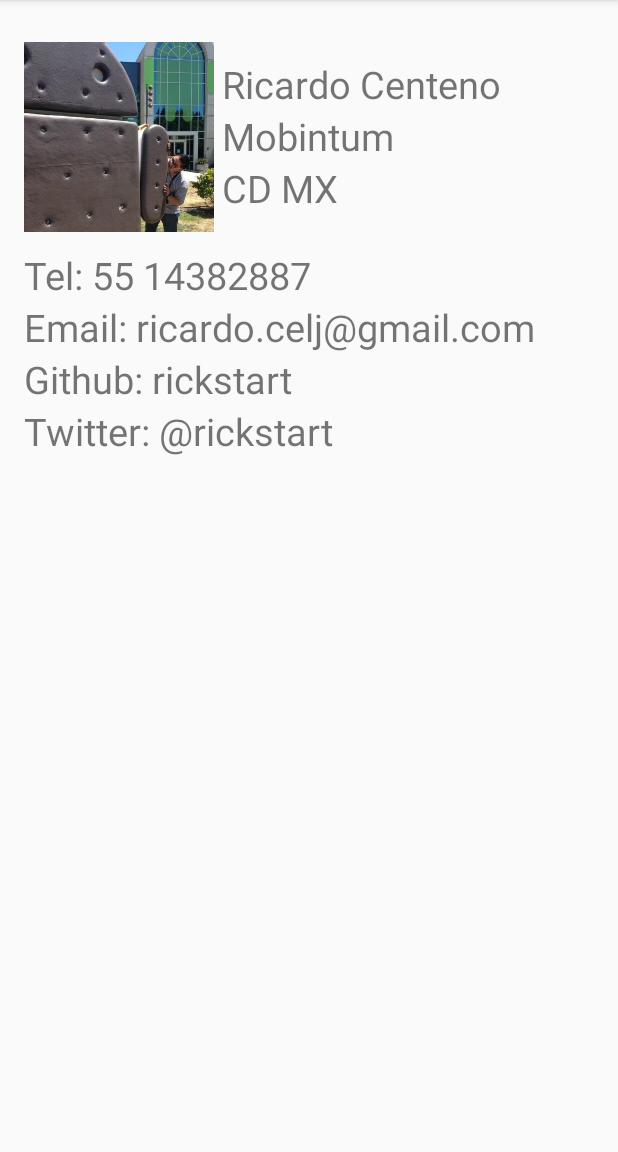
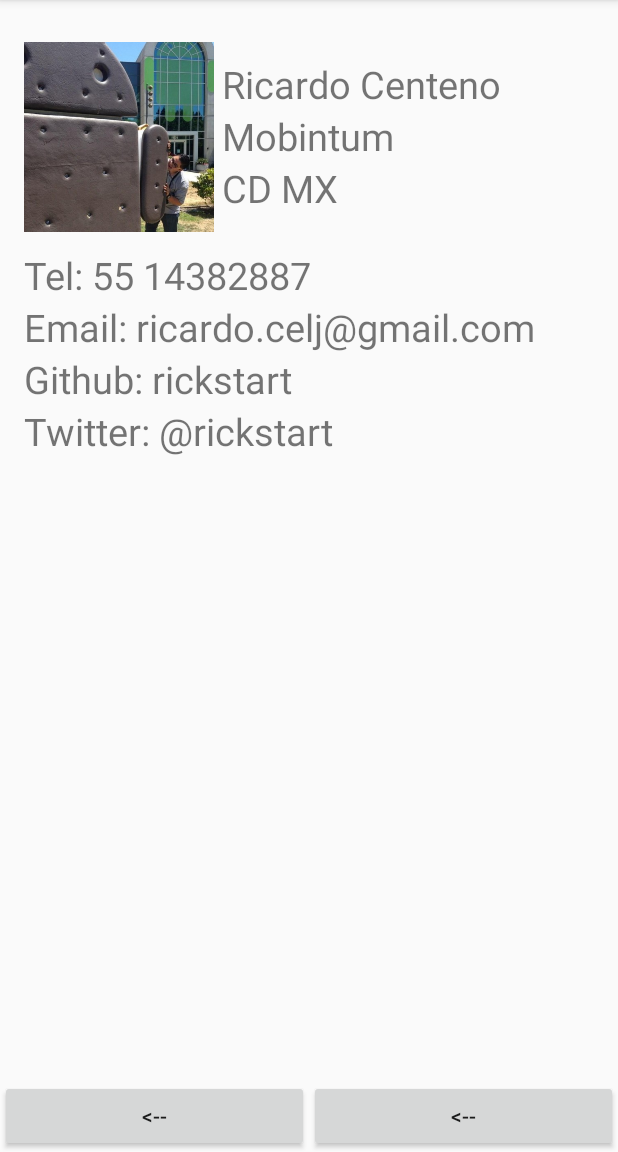
Before and after one commit to rickstart/Diplomado-Android-Chihuahua, an Android app: the screen it shows after launch (MainActivity), on a phone screen of 412 x 824 dp, the part 84-1236 px from its top. Run offline under Robolectric (Android 15) with nearby library versions, the phone set to English and light mode, and no system bars.

Commit message:
Contacts works

```diff
--- a/Contacts/app/src/main/res/layout/activity_main.xml
+++ b/Contacts/app/src/main/res/layout/activity_main.xml
@@ -1,5 +1,10 @@
-<LinearLayout xmlns:android="http://schemas.android.com/apk/res/android"
-    xmlns:tools="http://schemas.android.com/tools" android:layout_width="match_parent"
+<RelativeLayout xmlns:android="http://schemas.android.com/apk/res/android"
+    xmlns:tools="http://schemas.android.com/tools"
+    android:layout_width="match_parent"
+    android:layout_height="match_parent">
+
+
+    <LinearLayout  android:layout_width="match_parent"
         android:layout_height="match_parent" android:paddingLeft="@dimen/activity_horizontal_margin"
         android:paddingRight="@dimen/activity_horizontal_margin"
         android:paddingTop="@dimen/activity_vertical_margin"
@@ -73,3 +78,23 @@
             android:text="@string/twitter_user"/>
 
     </LinearLayout>
+
+    <LinearLayout
+        android:layout_width="match_parent"
+        android:layout_height="wrap_content"
+        android:layout_alignParentBottom="true">
+
+        <Button
+            android:layout_width="0dp"
+            android:layout_height="wrap_content"
+            android:layout_weight="1"
+            android:text="@string/back"
+            android:id="@+id/btnBack"/>
+        <Button
+            android:layout_width="0dp"
+            android:layout_height="wrap_content"
+            android:layout_weight="1"
+            android:text="@string/back"
+            android:id="@+id/btnNext"/>
+    </LinearLayout>
+</RelativeLayout>
--- a/Contacts/app/src/main/res/values/strings.xml
+++ b/Contacts/app/src/main/res/values/strings.xml
@@ -11,4 +11,5 @@
     <string name="email">Email: ricardo.celj@gmail.com</string>
     <string name="github_user">Github: rickstart</string>
     <string name="twitter_user">Twitter: @rickstart</string>
+    <string name="back"><![CDATA[<--]]></string>
 </resources>
```
Lines whose indentation alone changed are shown as unchanged.
